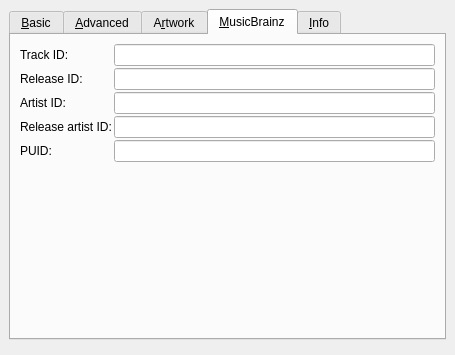
Old version of the form ui/tageditor.ui in the repository metabrainz/picard.
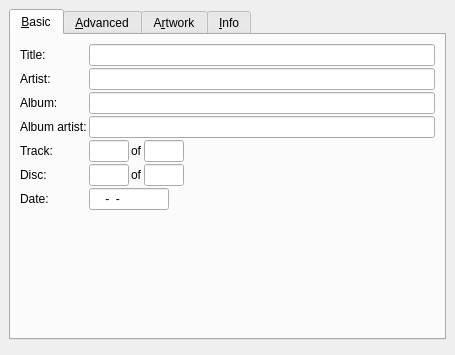
New version of the form. The open tabs and pages were chosen to show the change.

What changed in the file:
```diff
--- a/ui/tageditor.ui
+++ b/ui/tageditor.ui
@@ -418,149 +418,6 @@
          </property>
         </widget>
        </item>
-       <item>
-        <layout class="QHBoxLayout" >
-         <property name="margin" >
-          <number>0</number>
-         </property>
-         <property name="spacing" >
-          <number>6</number>
-         </property>
-         <item>
-          <widget class="QPushButton" name="artwork_add" >
-           <property name="text" >
-            <string>&amp;Add...</string>
-           </property>
-          </widget>
-         </item>
-         <item>
-          <widget class="QPushButton" name="artwork_delete" >
-           <property name="text" >
-            <string>Delete</string>
-           </property>
-          </widget>
-         </item>
-         <item>
-          <spacer>
-           <property name="orientation" >
-            <enum>Qt::Horizontal</enum>
-           </property>
-           <property name="sizeHint" >
-            <size>
-             <width>40</width>
-             <height>20</height>
-            </size>
-           </property>
-          </spacer>
-         </item>
-        </layout>
-       </item>
-      </layout>
-     </widget>
-     <widget class="QWidget" name="tab_3" >
-      <attribute name="title" >
-       <string>&amp;MusicBrainz</string>
-      </attribute>
-      <layout class="QVBoxLayout" >
-       <property name="margin" >
-        <number>9</number>
-       </property>
-       <property name="spacing" >
-        <number>6</number>
-       </property>
-       <item>
-        <layout class="QGridLayout" >
-         <property name="margin" >
-          <number>0</number>
-         </property>
-         <property name="spacing" >
-          <number>2</number>
-         </property>
-         <item row="4" column="1" >
-          <widget class="QLineEdit" name="musicip_puid" >
-           <property name="readOnly" >
-            <bool>true</bool>
-           </property>
-          </widget>
-         </item>
-         <item row="3" column="1" >
-          <widget class="QLineEdit" name="musicbrainz_albumartistid" >
-           <property name="readOnly" >
-            <bool>true</bool>
-           </property>
-          </widget>
-         </item>
-         <item row="2" column="0" >
-          <widget class="QLabel" name="label_20" >
-           <property name="text" >
-            <string>Artist ID:</string>
-           </property>
-          </widget>
-         </item>
-         <item row="1" column="1" >
-          <widget class="QLineEdit" name="musicbrainz_albumid" >
-           <property name="readOnly" >
-            <bool>true</bool>
-           </property>
-          </widget>
-         </item>
-         <item row="4" column="0" >
-          <widget class="QLabel" name="label_22" >
-           <property name="text" >
-            <string>PUID:</string>
-           </property>
-          </widget>
-         </item>
-         <item row="3" column="0" >
-          <widget class="QLabel" name="label_21" >
-           <property name="text" >
-            <string>Release artist ID:</string>
-           </property>
-          </widget>
-         </item>
-         <item row="2" column="1" >
-          <widget class="QLineEdit" name="musicbrainz_artistid" >
-           <property name="readOnly" >
-            <bool>true</bool>
-           </property>
-          </widget>
-         </item>
-         <item row="1" column="0" >
-          <widget class="QLabel" name="label_19" >
-           <property name="text" >
-            <string>Release ID:</string>
-           </property>
-          </widget>
-         </item>
-         <item row="0" column="0" >
-          <widget class="QLabel" name="label_18" >
-           <property name="text" >
-            <string>Track ID:</string>
-           </property>
-          </widget>
-         </item>
-         <item row="0" column="1" >
-          <widget class="QLineEdit" name="musicbrainz_trackid" >
-           <property name="readOnly" >
-            <bool>true</bool>
-           </property>
-          </widget>
-         </item>
-        </layout>
-       </item>
-       <item>
-        <spacer>
-         <property name="orientation" >
-          <enum>Qt::Vertical</enum>
-         </property>
-         <property name="sizeHint" >
-          <size>
-           <width>20</width>
-           <height>40</height>
-          </size>
-         </property>
-        </spacer>
-       </item>
       </layout>
      </widget>
      <widget class="QWidget" name="tab_5" >
```
Left out of the diff: 7 changed lines with no effect on the pictures.
